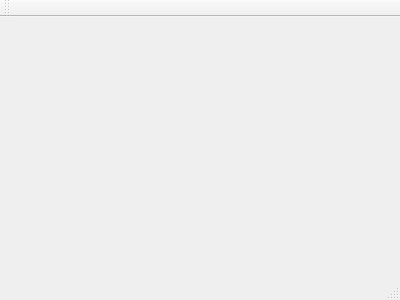
The window that app/System_dependent/Linux/QT/MobileRT/mainwindow.ui (TiagoMSSantos/MobileRT) describes before a commit, drawn with Qt 5.
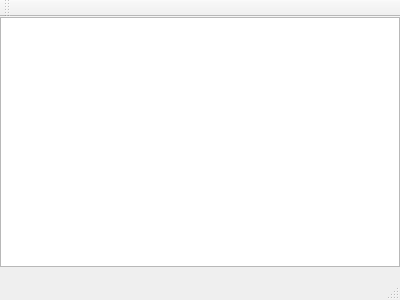
The same window after the commit.

What changed in the file:
```diff
--- a/app/System_dependent/Linux/QT/MobileRT/mainwindow.ui
+++ b/app/System_dependent/Linux/QT/MobileRT/mainwindow.ui
@@ -13,7 +13,18 @@
   <property name="windowTitle">
    <string>MainWindow</string>
   </property>
-  <widget class="QWidget" name="centralWidget"/>
+  <widget class="QWidget" name="centralWidget">
+   <widget class="QGraphicsView" name="graphicsView">
+    <property name="geometry">
+     <rect>
+      <x>0</x>
+      <y>0</y>
+      <width>400</width>
+      <height>250</height>
+     </rect>
+    </property>
+   </widget>
+  </widget>
   <widget class="QMenuBar" name="menuBar">
    <property name="geometry">
     <rect>
```
